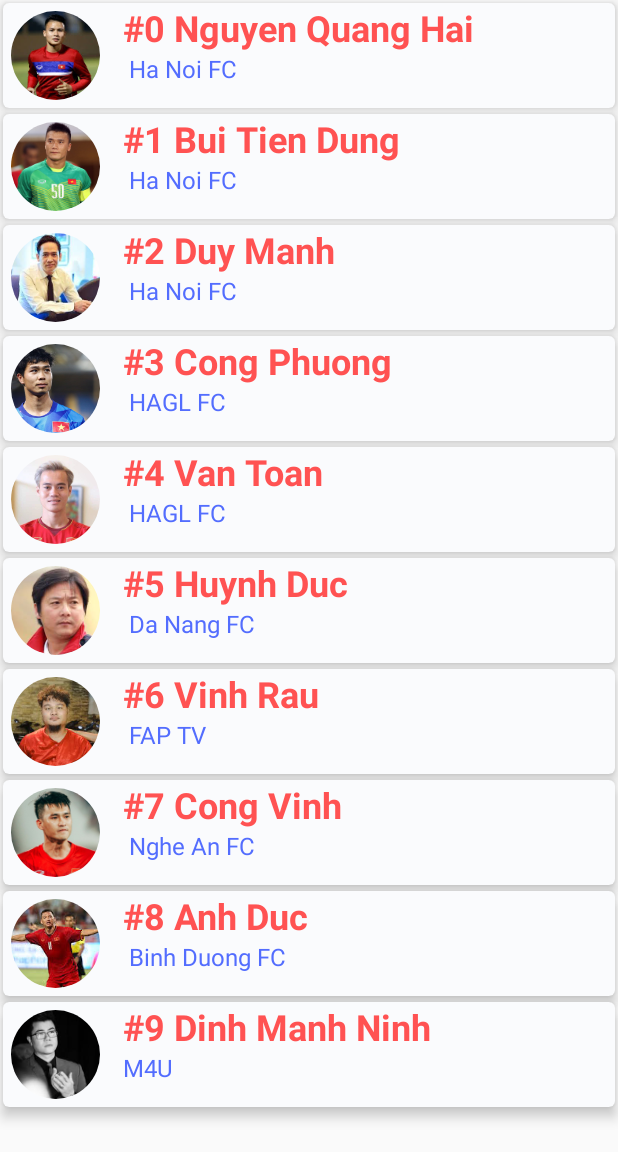
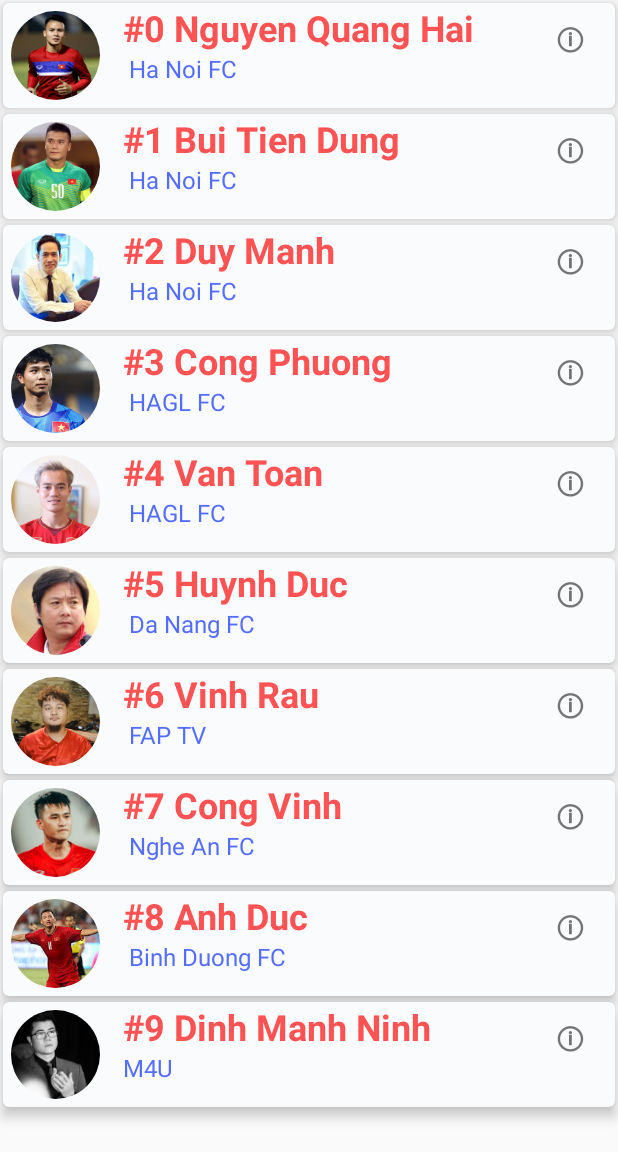
Before and after one commit to hoangduchuu/android-camp, an Android app: the screen it shows after launch (MainActivity), on a phone screen of 412 x 824 dp, the part 84-1236 px from its top. Run offline under Robolectric (Android 15) with nearby library versions, the phone set to English and light mode, and no system bars; our stand-ins replace CircleImageView.

```diff
--- a/app/src/main/java/com/khtn/androidcamp/StudentAdapter.kt
+++ b/app/src/main/java/com/khtn/androidcamp/StudentAdapter.kt
@@ -41,6 +41,10 @@ class StudentAdapter(var items: ArrayList<Student>, val context: Context) : Recy
             mListener.onItemLongCLicked(position)
             true
         }
+
+        studentViewHolder.tvInfo.setOnClickListener {
+            mListener.onInfoItemClicked(position)
+        }
     }
 
     fun setListener(listener: StudentItemCLickListener) {
@@ -58,4 +62,5 @@ class StudentViewHolder(view: View) : RecyclerView.ViewHolder(view) {
     var tvName = view.tvName
     var tvClass = view.tvClass
     var ivAvatar = view.ivAvatar
+    var tvInfo = view.tvInfo
 }
--- a/app/src/main/java/com/khtn/androidcamp/StudentItemCLickListener.kt
+++ b/app/src/main/java/com/khtn/androidcamp/StudentItemCLickListener.kt
@@ -7,4 +7,5 @@ package com.khtn.androidcamp
 interface StudentItemCLickListener {
     fun onItemCLicked(position: Int)
     fun onItemLongCLicked(position: Int)
+    fun onInfoItemClicked(position: Int)
 }
--- a/app/src/main/res/layout/item_student.xml
+++ b/app/src/main/res/layout/item_student.xml
@@ -41,6 +41,16 @@
                 android:textColor="#536DFE"
                 android:id="@+id/tvClass"
                 android:layout_height="wrap_content"/>
+        <TextView android:layout_width="wrap_content"
+                  android:id="@+id/tvInfo"
+                  android:layout_alignParentRight="true"
+                  android:textSize="20dp"
+                  android:layout_centerHorizontal="true"
+                  android:text="ⓘ"
+                  android:textStyle="bold"
+                  android:paddingTop="10dp"
+                  android:layout_marginRight="20dp"
+                  android:layout_height="wrap_content"/>
 
     </RelativeLayout>
 
```
Also changed, not shown: app/src/main/java/com/khtn/androidcamp/MainActivity.kt (+15 -0 lines).
